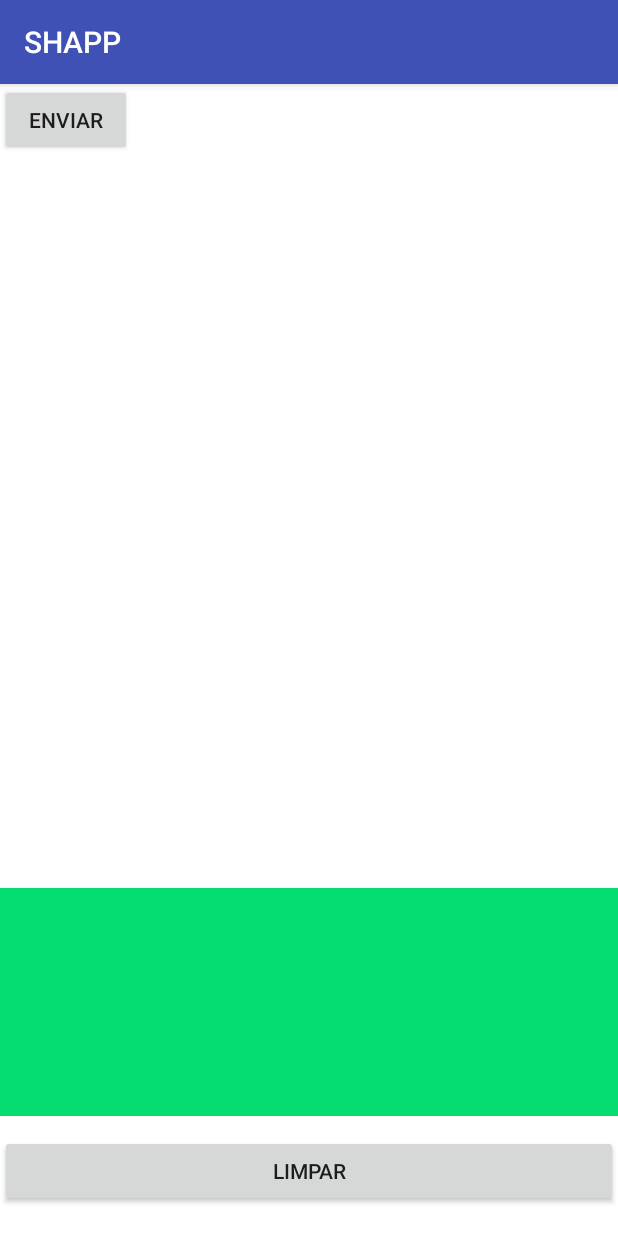
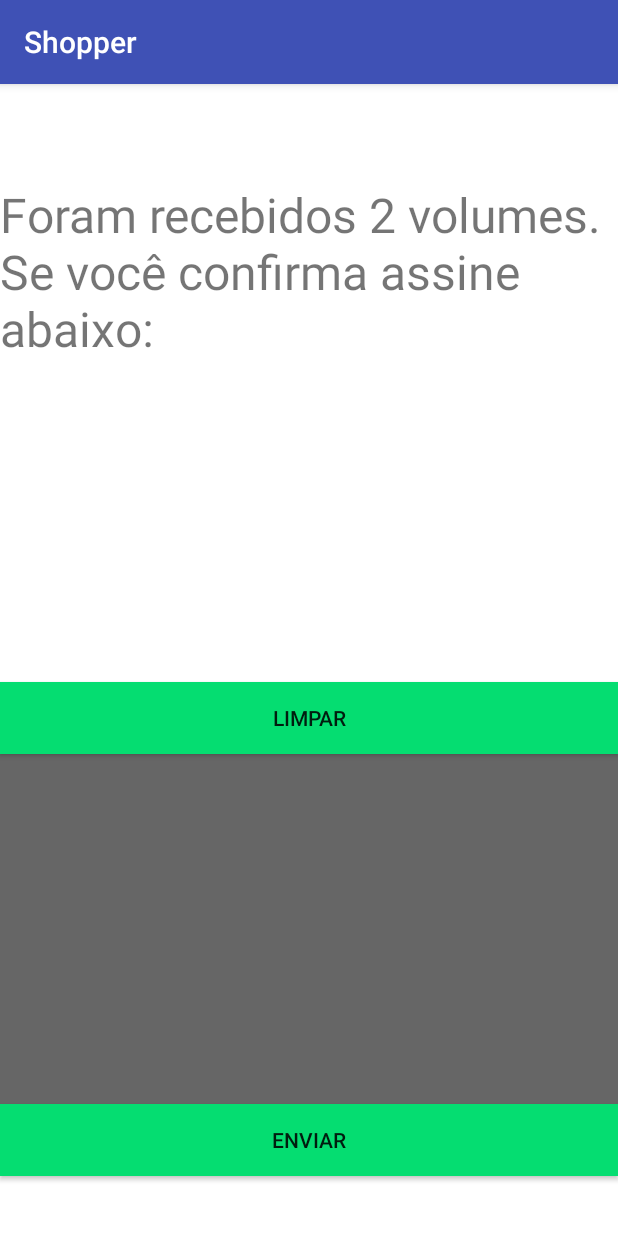
Before and after one commit to manucirne/ShopperApp, an Android app: the SignatureActivity screen opened directly, with no data from a screen before it, on a phone screen of 412 x 824 dp. Run offline under Robolectric (Android 15) with nearby library versions, the phone set to English and light mode, and no system bars.

Commit message:
sprint 2

```diff
--- a/app/src/main/java/desagil/shopper/shapp/SignatureActivity.java
+++ b/app/src/main/java/desagil/shopper/shapp/SignatureActivity.java
@@ -6,6 +6,7 @@ import android.os.Bundle;
 import android.support.v7.app.AppCompatActivity;
 import android.view.View;
 import android.widget.Button;
+import android.widget.TextView;
 
 public class SignatureActivity extends AppCompatActivity {
 
@@ -26,9 +27,23 @@ public class SignatureActivity extends AppCompatActivity {
         super.onCreate(savedInstanceState);
         setContentView(R.layout.activity_signature);
 
+        String newString;
+
+        Bundle bundle = getIntent().getExtras();
+        if(bundle == null) {
+            newString = "2";
+        } else {
+            newString = bundle.getString("boxes");
+            newString = "3";
+        }
+
         //TODO: criar o botao de enviar no xml
         //criar botão para envair a justificativa
         Button buttonSend = (Button) findViewById(R.id.button_send);
+
+        //Texto antes da assinatura
+        TextView text = (TextView) findViewById(R.id.text_send);
+        text.setText("Foram recebidos " + newString + " volumes. Se você confirma assine abaixo:");
 
         //TODO: fazer a parte de pegar assinatura:
         openSignature = (OpenSignature) findViewById(R.id.signature);
--- a/app/src/main/res/layout/activity_signature.xml
+++ b/app/src/main/res/layout/activity_signature.xml
@@ -9,29 +9,43 @@
     android:paddingLeft="0dp"
     android:paddingRight="0dp"
     android:paddingTop="0dp"
+    android:visibility="visible"
     tools:context=".MainActivity">
 
     <desagil.shopper.shapp.OpenSignature
         android:id="@+id/signature"
         android:layout_width="match_parent"
-        android:background="#05dd71"
-        android:layout_height="152dp"
+        android:layout_height="292dp"
         android:layout_alignParentBottom="true"
         android:layout_alignParentStart="true"
-        android:layout_marginBottom="80dp" />
+        android:layout_marginBottom="77dp"
+        android:background="#666666" />
 
     <Button
         android:id="@+id/clear_canvas_button"
         android:layout_width="match_parent"
         android:layout_height="wrap_content"
         android:layout_alignParentStart="true"
-        android:layout_below="@+id/signature"
-        android:layout_marginTop="-67dp"
+        android:layout_alignTop="@+id/signature"
+        android:background="#05dd71"
         android:text="LIMPAR" />
 
     <Button
         android:id="@+id/button_send"
-        android:layout_width="wrap_content"
+        android:layout_width="match_parent"
         android:layout_height="wrap_content"
+        android:layout_alignParentBottom="true"
+        android:layout_alignParentStart="true"
+        android:layout_marginBottom="40dp"
+        android:background="#05dd71"
         android:text="ENVIAR" />
+
+    <TextView
+        android:id="@+id/text_send"
+        android:layout_width="match_parent"
+        android:layout_height="148dp"
+        android:layout_alignParentStart="true"
+        android:layout_alignParentTop="true"
+        android:layout_marginTop="65dp"
+        android:textSize="32sp" />
 </RelativeLayout>
--- a/app/src/main/res/layout/next_delivery.xml
+++ b/app/src/main/res/layout/next_delivery.xml
@@ -7,10 +7,13 @@
 
     <TextView
         android:id="@+id/textView"
-        android:layout_width="wrap_content"
+        android:layout_width="380dp"
         android:layout_height="wrap_content"
         android:layout_marginTop="24dp"
         android:text="@string/next_delivery_title"
+        android:textColor="@color/blue_shopper"
+        android:textAlignment="center"
+        android:textSize="17pt"
         android:textAppearance="@android:style/TextAppearance.Material.Title"
         app:layout_constraintEnd_toEndOf="parent"
         app:layout_constraintHorizontal_bias="0.16"
--- a/app/src/main/res/values/colors.xml
+++ b/app/src/main/res/values/colors.xml
@@ -3,5 +3,9 @@
     <color name="colorPrimary">#3F51B5</color>
     <color name="colorPrimaryDark">#303F9F</color>
     <color name="colorAccent">#FF4081</color>
-    <color name="green_shopper">#8CCE70</color>
+    <color name="green_shopper">#05dd71</color>
+    <color name="blue_shopper">#0b0b61</color>
+    <color name="grey_shopper">#666666</color>
+
+
 </resources>
--- a/app/src/main/res/values/strings.xml
+++ b/app/src/main/res/values/strings.xml
@@ -1,5 +1,5 @@
 <resources>
-    <string name="app_name">SHAPP</string>
+    <string name="app_name">Shopper</string>
     <string name="hint_credential">Sua credencial</string>
     <string name="hint_password">Sua senha</string>
     <string name="login_button">Entrar</string>
```
Also changed, not shown: app/src/main/java/desagil/shopper/shapp/DeliveryActivity.java (+0 -13 lines), app/src/main/java/desagil/shopper/shapp/JumpActivity.java (+10 -9 lines), app/src/main/java/desagil/shopper/shapp/MainActivity.java (+40 -27 lines), app/src/main/res/layout/activity_delivery.xml (+18 -15 lines), app/src/main/res/layout/activity_jump.xml (+11 -6 lines), app/src/main/res/layout/activity_main.xml (+26 -11 lines), app/src/main/res/layout/delivery_content.xml (+18 -7 lines), app/src/main/res/drawable/logo.png (added).
